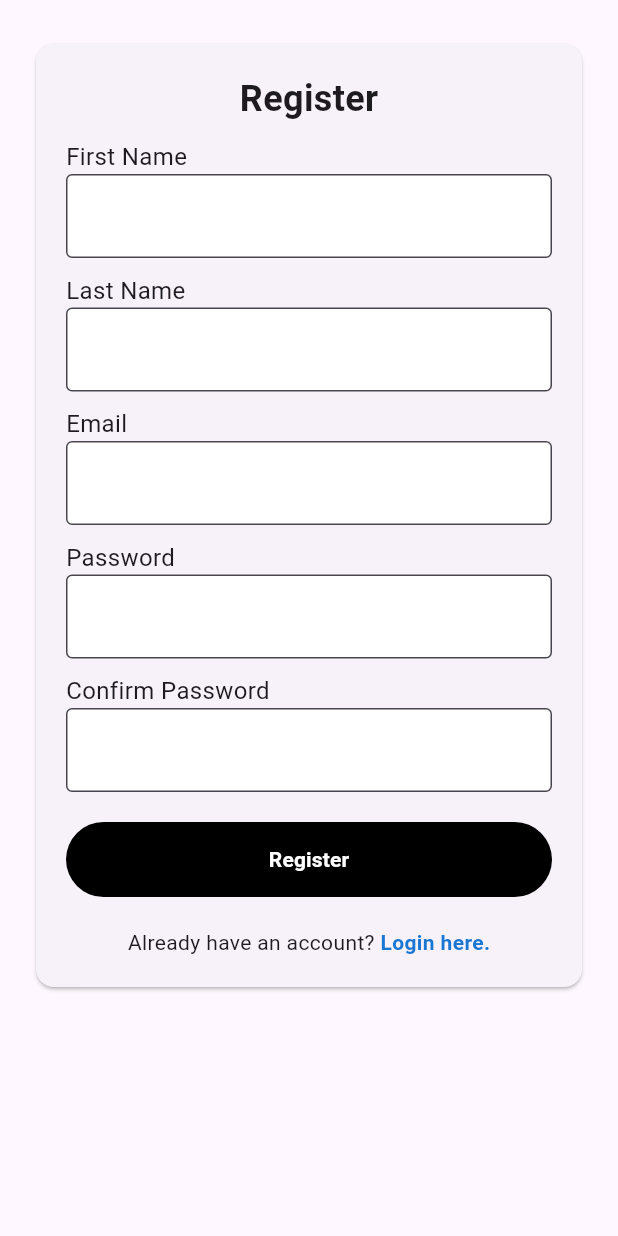
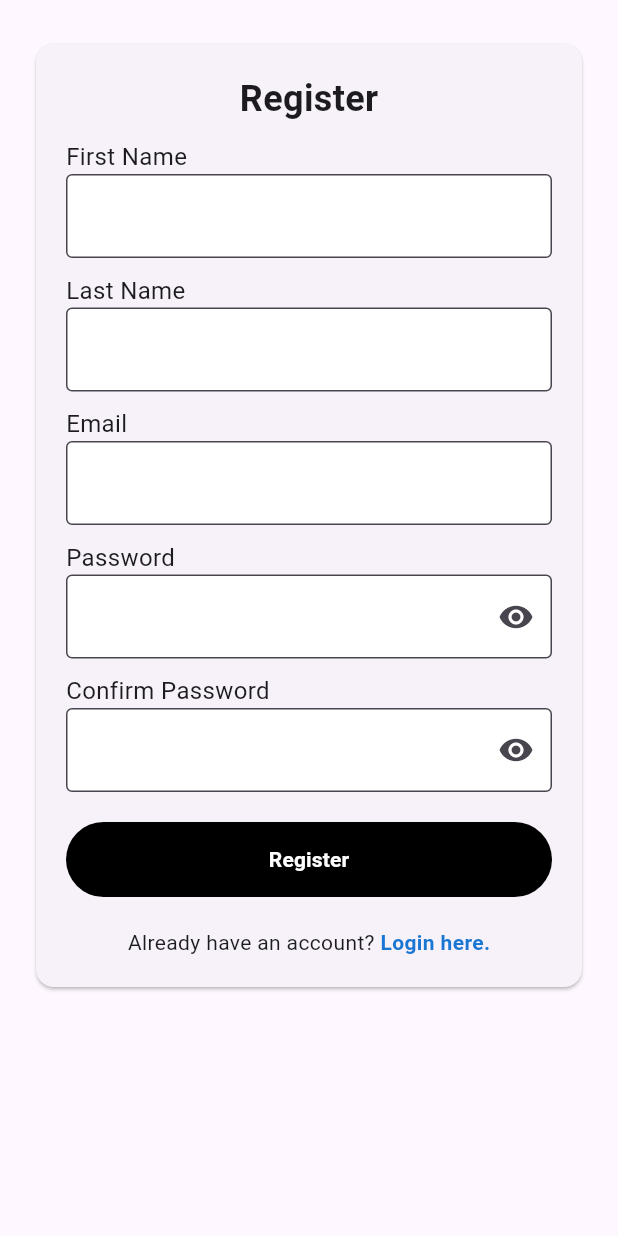
Before and after one commit to jausalcedo/arpha, a Flutter app: the screen it shows after launch, after a tap on "Register here.", on a phone screen of 412 x 824 dp. Run offline on Flutter 3.47's test engine with Material 3 defaults, Android fonts, the phone set to English and light mode, and no system bars; our stand-ins replace camera, firebase_auth, firebase_core, gap, image_gallery_saver, permission_handler and 1 more; missing offline and left inert: model_viewer_plus, tflite_v2; accounts and stored records are empty; network calls fail.

Commit message:
toggle password/cpassword visibility finished

```diff
--- a/lib/components/custom_text_field.dart
+++ b/lib/components/custom_text_field.dart
@@ -5,18 +5,21 @@ class CustomTextField extends StatelessWidget {
     super.key,
     required this.controller,
     required this.obscureText,
+    this.suffixIcon
   });
 
   final TextEditingController controller;
   final bool obscureText;
+  final Widget? suffixIcon;
 
   @override
   Widget build(BuildContext context) {
     return TextField(
-      decoration: const InputDecoration(
-        border: OutlineInputBorder(),
+      decoration: InputDecoration(
+        border: const OutlineInputBorder(),
         fillColor: Colors.white,
-        filled: true
+        filled: true,
+        suffixIcon: suffixIcon
       ),
       controller: controller,
       obscureText: obscureText,
--- a/lib/screens/login_screen.dart
+++ b/lib/screens/login_screen.dart
@@ -22,6 +22,14 @@ class _LoginScreenState extends State<LoginScreen> {
   final emailInput = TextEditingController();
 
   final passwordInput = TextEditingController();
+
+  bool obscurePassword = true;
+
+  void togglePasswordVisibility() {
+    setState(() {
+      obscurePassword = !obscurePassword;
+    });
+  }
 
   void signIn() async {
     showDialog(
@@ -108,7 +116,14 @@ class _LoginScreenState extends State<LoginScreen> {
                             fontSize: 16
                           ),
                         ),
-                        CustomTextField(controller: passwordInput, obscureText: true),
+                        CustomTextField(
+                          controller: passwordInput,
+                          obscureText: obscurePassword,
+                          suffixIcon: IconButton(
+                            onPressed: togglePasswordVisibility,
+                            icon: Icon(obscurePassword ? Icons.visibility : Icons.visibility_off)
+                          )
+                        ),
                         const Gap(10),
 
                         // forgot password
--- a/lib/screens/register_screen.dart
+++ b/lib/screens/register_screen.dart
@@ -80,6 +80,21 @@ class _RegisterScreenState extends State<RegisterScreen> {
     );
   }
 
+  bool obscurePassword = true;
+  bool obscureCPassword = true;
+
+  void togglePasswordVisibility() {
+    setState(() {
+      obscurePassword = !obscurePassword;
+    });
+  }
+
+  void toggleCPasswordVisibility() {
+    setState(() {
+      obscureCPassword = !obscureCPassword;
+    });
+  }
+
   @override
   Widget build(BuildContext context) {
     return Scaffold(
@@ -145,7 +160,14 @@ class _RegisterScreenState extends State<RegisterScreen> {
                             fontSize: 16
                           ),
                         ),
-                        CustomTextField(controller: passwordInput, obscureText: true),
+                        CustomTextField(
+                          controller: passwordInput,
+                          obscureText: obscurePassword,
+                          suffixIcon: IconButton(
+                            onPressed: togglePasswordVisibility,
+                            icon: Icon(obscurePassword ? Icons.visibility : Icons.visibility_off)
+                          )
+                        ),
                         const Gap(10),
 
                         // confirm password input field
@@ -155,7 +177,14 @@ class _RegisterScreenState extends State<RegisterScreen> {
                             fontSize: 16
                           ),
                         ),
-                        CustomTextField(controller: confirmPasswordInput, obscureText: true),
+                        CustomTextField(
+                          controller: confirmPasswordInput,
+                          obscureText: obscureCPassword,
+                          suffixIcon: IconButton(
+                            onPressed: toggleCPasswordVisibility,
+                            icon: Icon(obscureCPassword ? Icons.visibility : Icons.visibility_off)
+                          )
+                        ),
                         const Gap(20),
 
                         // login button
```
Also changed, not shown: lib/components/custom_grid_tile.dart (deleted, +0 -26 lines), lib/components/quiz_grid_tile.dart (added, +24 -0 lines), lib/screens/result_screen.dart (+8 -9 lines).
